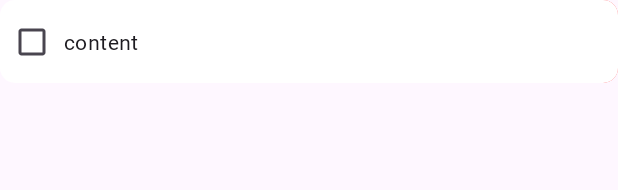
After one commit to 2024-PandaDong/babya-android_v.2, an Android app built with Jetpack Compose: the layout item_todo_list_content.xml on its own in the app's theme, with its tools: preview values and no code run, on a phone screen of 412 x 824 dp. The commit adds this screen. Shown: the top 190 px of the screen. Run offline under Robolectric (Android 15) with nearby library versions, the phone set to English and light mode, and no system bars.

Commit message:
:sparkles: make check todo function

```diff
--- a/app/build.gradle.kts
+++ b/app/build.gradle.kts
@@ -61,7 +61,7 @@ protobuf {
 }
 
 dependencies {
-    implementation(libs.material.v110)
+
     implementation("com.tbuonomo:dotsindicator:5.0")
     implementation(libs.circleindicator)
 
--- a/app/src/main/java/kr/pandadong2024/babya/home/todo_list/TodoCategoryAdapter.kt
+++ b/app/src/main/java/kr/pandadong2024/babya/home/todo_list/adapter/TodoCategoryAdapter.kt
@@ -1,6 +1,5 @@
-package kr.pandadong2024.babya.home.todo_list
+package kr.pandadong2024.babya.home.todo_list.adapter
 
-import android.annotation.SuppressLint
 import android.util.Log
 import android.view.LayoutInflater
 import android.view.ViewGroup
@@ -12,6 +11,9 @@ class TodoCategoryAdapter(val flash :(position:Int)->Unit, val categoryList : Li
     inner class CategoryViewHolder(private val binding : ItemTodoListTagBinding) :  RecyclerView.ViewHolder(binding.root){
         fun bind(themeText : String, position: Int){
             binding.root.setOnClickListener {
+//                flash(position)
+            }
+            binding.itemTodoParent.setOnClickListener {
                 flash(position)
             }
             binding.tagText.text = themeText
--- a/app/src/main/res/drawable/ic_delete.xml
+++ b/app/src/main/res/drawable/ic_delete.xml
@@ -1,9 +1,9 @@
 <vector xmlns:android="http://schemas.android.com/apk/res/android"
-    android:width="19dp"
-    android:height="15dp"
-    android:viewportWidth="19"
-    android:viewportHeight="15">
+    android:width="20dp"
+    android:height="22dp"
+    android:viewportWidth="20"
+    android:viewportHeight="22">
   <path
-      android:pathData="M3.167,14.458C1.637,14.458 0.868,13.703 0.868,12.194V3.244C0.868,1.735 1.637,0.974 3.167,0.974H15.838C17.376,0.974 18.138,1.735 18.138,3.244V12.194C18.138,13.703 17.376,14.458 15.838,14.458H3.167ZM3.182,13.278H15.824C16.549,13.278 16.959,12.89 16.959,12.128V3.31C16.959,2.548 16.549,2.153 15.824,2.153H3.182C2.45,2.153 2.047,2.548 2.047,3.31V12.128C2.047,12.89 2.45,13.278 3.182,13.278ZM7.013,10.81C6.683,10.81 6.427,10.546 6.427,10.217C6.427,10.056 6.485,9.917 6.603,9.807L8.683,7.719L6.603,5.632C6.485,5.522 6.427,5.383 6.427,5.222C6.427,4.899 6.683,4.643 7.013,4.643C7.174,4.643 7.306,4.702 7.416,4.819L9.51,6.899L11.612,4.812C11.737,4.687 11.869,4.628 12.023,4.628C12.345,4.628 12.608,4.892 12.608,5.214C12.608,5.375 12.55,5.5 12.433,5.625L10.345,7.719L12.425,9.799C12.535,9.917 12.601,10.048 12.601,10.217C12.601,10.546 12.337,10.81 12.015,10.81C11.847,10.81 11.7,10.737 11.59,10.627L9.51,8.547L7.43,10.627C7.32,10.744 7.174,10.81 7.013,10.81Z"
-      android:fillColor="#000000"/>
+      android:pathData="M5.475,21.959C4.059,21.959 3.141,21.06 3.072,19.664L2.389,5.455H1.227C0.836,5.455 0.494,5.123 0.494,4.713C0.494,4.313 0.836,3.98 1.227,3.98H5.66V2.486C5.66,1.07 6.578,0.211 8.082,0.211H11.793C13.297,0.211 14.215,1.07 14.215,2.486V3.98H18.678C19.078,3.98 19.4,4.313 19.4,4.713C19.4,5.113 19.078,5.455 18.678,5.455H17.506L16.832,19.654C16.764,21.051 15.826,21.959 14.43,21.959H5.475ZM7.213,2.584V3.98H12.662V2.584C12.662,2.027 12.271,1.666 11.686,1.666H8.189C7.604,1.666 7.213,2.027 7.213,2.584ZM5.611,20.484H14.273C14.85,20.484 15.269,20.074 15.289,19.488L15.934,5.455H3.922L4.605,19.488C4.635,20.065 5.055,20.484 5.611,20.484ZM7.057,18.815C6.695,18.815 6.451,18.59 6.441,18.238L6.148,7.799C6.139,7.457 6.383,7.223 6.754,7.223C7.105,7.223 7.35,7.447 7.359,7.789L7.662,18.238C7.672,18.58 7.428,18.815 7.057,18.815ZM9.947,18.815C9.576,18.815 9.322,18.58 9.322,18.238V7.799C9.322,7.457 9.576,7.223 9.947,7.223C10.318,7.223 10.582,7.457 10.582,7.799V18.238C10.582,18.58 10.318,18.815 9.947,18.815ZM12.848,18.815C12.477,18.815 12.232,18.58 12.242,18.238L12.535,7.799C12.545,7.447 12.789,7.223 13.141,7.223C13.512,7.223 13.756,7.457 13.746,7.799L13.453,18.238C13.443,18.59 13.199,18.815 12.848,18.815Z"
+      android:fillColor="#ffffff"/>
 </vector>
--- /dev/null
+++ b/app/src/main/res/drawable/ic_modify.xml
@@ -0,0 +1,9 @@
+<vector xmlns:android="http://schemas.android.com/apk/res/android"
+    android:width="20dp"
+    android:height="20dp"
+    android:viewportWidth="20"
+    android:viewportHeight="20">
+  <path
+      android:pathData="M18.865,2.941L17.527,1.594L18.24,0.891C18.563,0.578 19.041,0.539 19.344,0.842L19.568,1.076C19.9,1.398 19.9,1.867 19.568,2.219L18.865,2.941ZM7.117,13.596C6.932,13.674 6.736,13.449 6.814,13.283L7.693,11.447L16.805,2.336L18.143,3.654L9.021,12.766L7.117,13.596ZM3.563,19.924C1.531,19.924 0.496,18.918 0.496,16.896V5.646C0.496,3.635 1.531,2.619 3.563,2.619H14.627L13.055,4.191H3.592C2.615,4.191 2.068,4.719 2.068,5.734V16.818C2.068,17.834 2.615,18.352 3.592,18.352H15.008C15.691,18.352 16.229,17.834 16.229,16.818V7.443L17.801,5.871V16.896C17.801,18.918 16.785,19.924 15.027,19.924H3.563Z"
+      android:fillColor="#ffffff"/>
+</vector>
--- /dev/null
+++ b/app/src/main/res/drawable/sp_item_todo.xml
@@ -0,0 +1,11 @@
+<?xml version="1.0" encoding="utf-8"?>
+<shape xmlns:android="http://schemas.android.com/apk/res/android"
+    android:shape="rectangle">
+    <corners
+        android:radius="10dp"
+        />
+    <solid
+        android:color="@color/white"
+        />
+
+</shape>
--- /dev/null
+++ b/app/src/main/res/drawable/sp_todo_item_modify.xml
@@ -0,0 +1,11 @@
+<?xml version="1.0" encoding="utf-8"?>
+<shape xmlns:android="http://schemas.android.com/apk/res/android"
+    android:shape="rectangle">
+    <corners
+        android:topLeftRadius="10dp"
+        android:bottomLeftRadius="10dp"
+        />
+    <solid
+        android:color="@color/yellow"/>
+
+</shape>
--- /dev/null
+++ b/app/src/main/res/drawable/sp_todo_itme_delete.xml
@@ -0,0 +1,12 @@
+<?xml version="1.0" encoding="utf-8"?>
+<shape xmlns:android="http://schemas.android.com/apk/res/android"
+    android:shape="rectangle"
+    >
+    <corners
+        android:topRightRadius="10dp"
+        android:bottomRightRadius="10dp"
+        />
+    <solid
+        android:color="@color/rad"/>
+
+</shape>
--- a/app/src/main/res/layout/item_todo_day_list.xml
+++ b/app/src/main/res/layout/item_todo_day_list.xml
@@ -1,7 +1,7 @@
 <?xml version="1.0" encoding="utf-8"?>
 <androidx.constraintlayout.widget.ConstraintLayout xmlns:android="http://schemas.android.com/apk/res/android"
     android:layout_width="match_parent"
-    android:layout_height="match_parent"
+    android:layout_height="wrap_content"
     xmlns:app="http://schemas.android.com/apk/res-auto">
     <TextView
         android:id="@+id/todoDayText"
--- /dev/null
+++ b/app/src/main/res/layout/item_todo_list_content.xml
@@ -0,0 +1,54 @@
+<?xml version="1.0" encoding="utf-8"?>
+<androidx.constraintlayout.widget.ConstraintLayout xmlns:android="http://schemas.android.com/apk/res/android"
+    android:layout_width="match_parent"
+    android:layout_height="55dp"
+    xmlns:app="http://schemas.android.com/apk/res-auto"
+    >
+    <androidx.appcompat.widget.AppCompatImageButton
+        android:id="@+id/deleteButton"
+        android:layout_width="70dp"
+        android:layout_height="55dp"
+        app:layout_constraintTop_toTopOf="parent"
+        app:layout_constraintBottom_toBottomOf="parent"
+        app:layout_constraintEnd_toEndOf="parent"
+        android:src="@drawable/ic_delete"
+        android:background="@drawable/sp_todo_itme_delete"/>
+    <androidx.appcompat.widget.AppCompatImageButton
+        android:id="@+id/modifyButton"
+        android:layout_width="70dp"
+        android:layout_height="55dp"
+        app:layout_constraintTop_toTopOf="parent"
+        app:layout_constraintBottom_toBottomOf="parent"
+        app:layout_constraintEnd_toStartOf="@id/deleteButton"
+        android:src="@drawable/ic_modify"
+        android:background="@drawable/sp_todo_item_modify"/>
+
+    <androidx.constraintlayout.widget.ConstraintLayout
+        android:id="@+id/todoListItemLayout"
+        android:layout_width="0dp"
+        android:layout_height="0dp"
+        app:layout_constraintTop_toTopOf="parent"
+        app:layout_constraintStart_toStartOf="parent"
+        app:layout_constraintEnd_toEndOf="parent"
+        app:layout_constraintBottom_toBottomOf="parent"
+        android:background="@drawable/sp_item_todo">
+        <CheckBox
+            android:id="@+id/todoCheckRadio"
+            android:layout_width="wrap_content"
+            android:layout_height="wrap_content"
+            app:layout_constraintTop_toTopOf="parent"
+            app:layout_constraintBottom_toBottomOf="parent"
+            app:layout_constraintStart_toStartOf="parent"
+            android:text = "content"
+            android:textSize="14sp"
+            android:fontFamily="@font/pretendard_bold"
+            android:paddingStart="5dp"
+            android:layout_marginStart="5dp"
+            />
+    </androidx.constraintlayout.widget.ConstraintLayout>
+
+
+
+
+
+</androidx.constraintlayout.widget.ConstraintLayout>
--- a/gradle/libs.versions.toml
+++ b/gradle/libs.versions.toml
@@ -57,7 +57,6 @@ logging-interceptor = { module = "com.squareup.okhttp3:logging-interceptor", ver
 material = { group = "com.google.android.material", name = "material", version.ref = "material" }
 androidx-activity = { group = "androidx.activity", name = "activity", version.ref = "activity" }
 androidx-constraintlayout = { group = "androidx.constraintlayout", name = "constraintlayout", version.ref = "constraintlayout" }
-material-v110 = { module = "com.google.android.material:material", version.ref = "googleMaterial" }
 material-v1110 = { module = "com.google.android.material:material", version.ref = "materialVersion" }
 okhttp = { module = "com.squareup.okhttp3:okhttp", version.ref = "okhttp" }
 protobuf-javalite = { module = "com.google.protobuf:protobuf-javalite", version.ref = "protobufJavalite" }
```
Also changed, not shown: app/src/main/java/kr/pandadong2024/babya/home/todo_list/TodoDayAdapter.kt (deleted, +0 -25 lines), app/src/main/java/kr/pandadong2024/babya/home/todo_list/TodoItemTouchHelper.kt (added, +47 -0 lines), app/src/main/java/kr/pandadong2024/babya/home/todo_list/TodoListFragment.kt (+109 -7 lines), app/src/main/java/kr/pandadong2024/babya/home/todo_list/TodoViewModel.kt (added, +8 -0 lines), app/src/main/java/kr/pandadong2024/babya/home/todo_list/adapter/TodoDayAdapter.kt (added, +76 -0 lines), app/src/main/java/kr/pandadong2024/babya/home/todo_list/adapter/TodoItemAdapter.kt (added, +30 -0 lines), app/src/main/java/kr/pandadong2024/babya/server/remote/responses/todo/TodoResponses.kt (added, +15 -0 lines), app/src/main/java/kr/pandadong2024/babya/server/remote/service/TodoListService.kt (+10 -0 lines), app/src/main/res/layout/fragment_todo_list.xml (+17 -15 lines).
